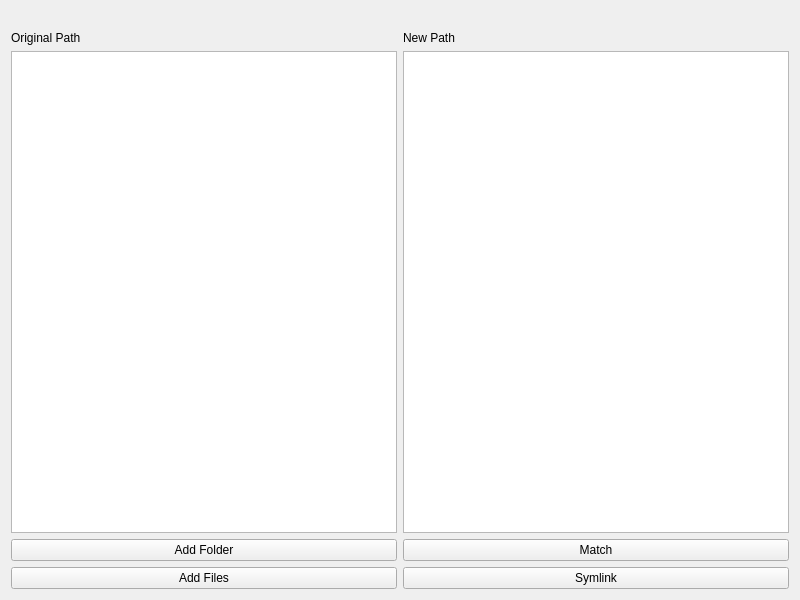
Qt form fyler/assets/ui/mainwindow.ui (Musi13/fyler) before a commit.
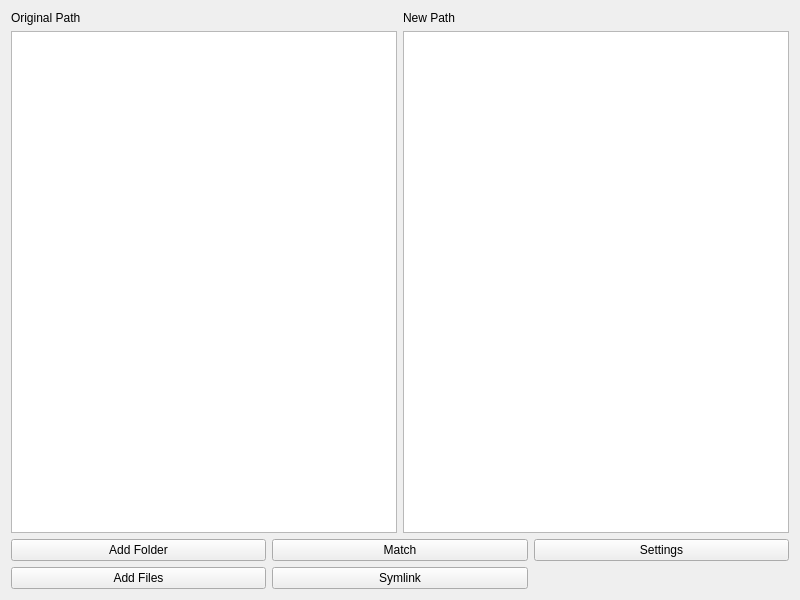
The same form after that commit.

Commit message: Add basic settings implementation

The edit to the form file:
```diff
--- a/fyler/assets/ui/mainwindow.ui
+++ b/fyler/assets/ui/mainwindow.ui
@@ -15,10 +15,7 @@
   </property>
   <layout class="QVBoxLayout" name="verticalLayout_2">
    <item>
-    <layout class="QGridLayout" name="mainGrid">
-     <property name="topMargin">
-      <number>20</number>
-     </property>
+    <layout class="QGridLayout" name="topGrid">
      <item row="0" column="1">
       <widget class="QLabel" name="destTitle">
        <property name="text">
@@ -26,9 +23,6 @@
        </property>
       </widget>
      </item>
-     <item row="1" column="1">
-      <widget class="QListWidget" name="destList"/>
-     </item>
      <item row="0" column="0">
       <widget class="QLabel" name="sourceTitle">
        <property name="text">
@@ -42,41 +36,47 @@
      <item row="1" column="0">
       <widget class="QListWidget" name="sourceList"/>
      </item>
+     <item row="1" column="1">
+      <widget class="QListWidget" name="destList"/>
+     </item>
+    </layout>
+   </item>
+   <item>
+    <layout class="QGridLayout" name="bottomGrid">
+     <item row="3" column="0">
+      <widget class="QPushButton" name="filesButton">
+       <property name="text">
+        <string>Add Files</string>
+       </property>
+      </widget>
+     </item>
      <item row="2" column="0">
-      <layout class="QGridLayout" name="leftGrid">
-       <item row="0" column="0">
         <widget class="QPushButton" name="folderButton">
          <property name="text">
           <string>Add Folder</string>
          </property>
         </widget>
        </item>
-       <item row="1" column="0">
-        <widget class="QPushButton" name="filesButton">
-         <property name="text">
-          <string>Add Files</string>
-         </property>
-        </widget>
-       </item>
-      </layout>
-     </item>
      <item row="2" column="1">
-      <layout class="QGridLayout" name="rightGrid">
-       <item row="0" column="0">
         <widget class="QPushButton" name="matchButton">
          <property name="text">
           <string>Match</string>
          </property>
         </widget>
        </item>
-       <item row="1" column="0">
+     <item row="3" column="1">
         <widget class="QPushButton" name="actionButton">
          <property name="text">
           <string>Symlink</string>
          </property>
         </widget>
        </item>
-      </layout>
+     <item row="2" column="2">
+      <widget class="QPushButton" name="settingsButton">
+       <property name="text">
+        <string>Settings</string>
+       </property>
+      </widget>
      </item>
     </layout>
    </item>
```
Left out of the diff: 2 changed lines with no effect on the pictures. Lines whose indentation alone changed are shown as unchanged. The commit also changes 7 other files.
